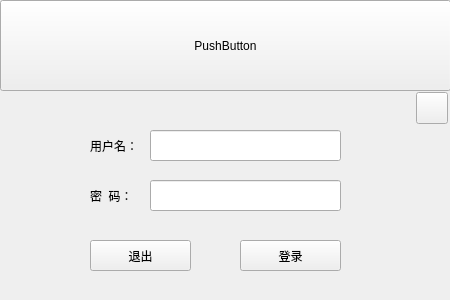
Before: the Qt Designer form LoginForm.ui in qqsskk/AgvCtrlSys, drawn with Qt 5.
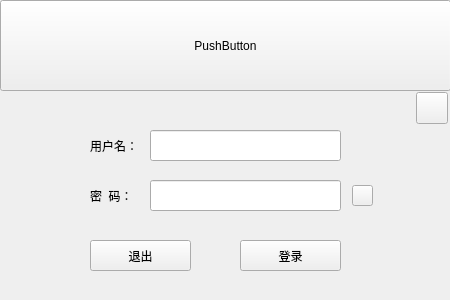
After: the same form once the commit is applied. Custom widgets are drawn as their Qt base class.

The edit to the form file:
```diff
--- a/LoginForm.ui
+++ b/LoginForm.ui
@@ -114,6 +114,25 @@
     <string/>
    </property>
   </widget>
+  <widget class="QToolButton" name="toolButtonEye">
+   <property name="geometry">
+    <rect>
+     <x>352</x>
+     <y>185</y>
+     <width>21</width>
+     <height>21</height>
+    </rect>
+   </property>
+   <property name="text">
+    <string/>
+   </property>
+   <property name="checkable">
+    <bool>true</bool>
+   </property>
+   <property name="checked">
+    <bool>false</bool>
+   </property>
+  </widget>
  </widget>
  <customwidgets>
   <customwidget>
```
